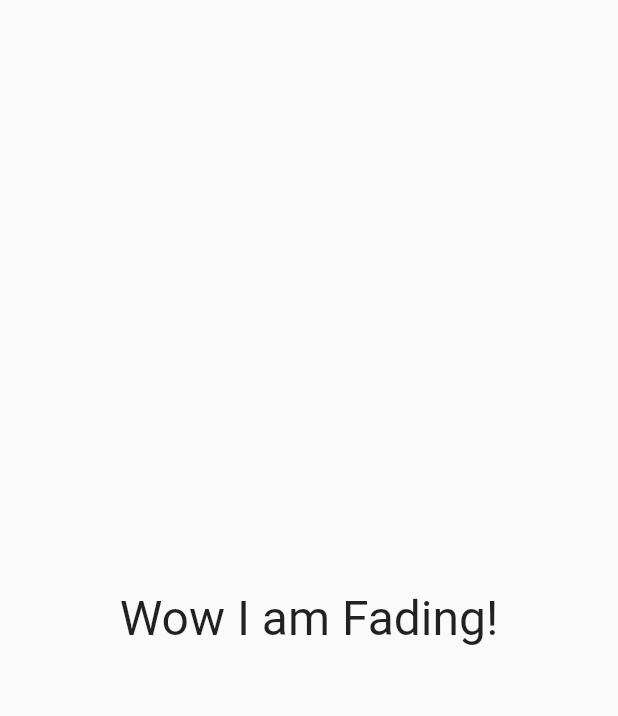
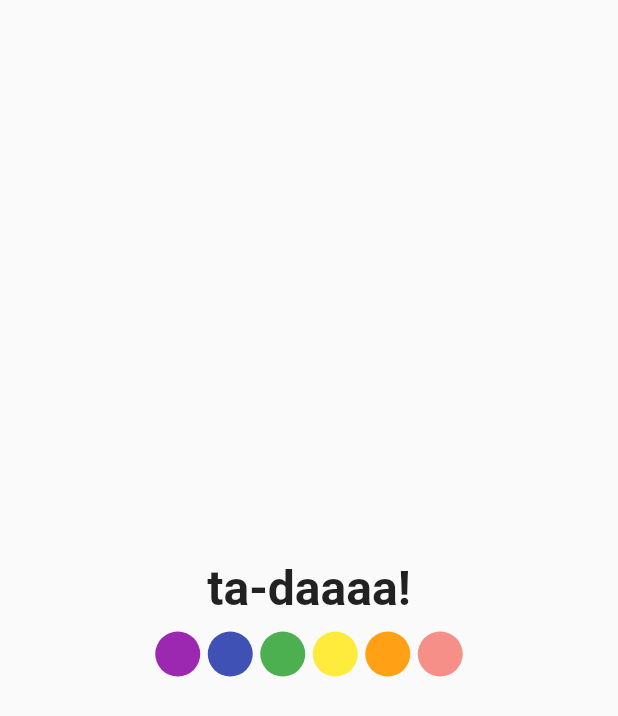
Before and after one commit to samitkapoor/fading_widget_animation, a Flutter app: the screen it shows after launch, on a phone screen of 412 x 824 dp. Shown: the top 716 px of the screen. Run offline on Flutter 3.47's test engine with Material 2 defaults, Android fonts, the phone set to English and light mode, and no system bars.

```diff
--- a/example/lib/main.dart
+++ b/example/lib/main.dart
@@ -23,15 +23,79 @@ class PackageUse extends StatelessWidget {
   Widget build(BuildContext context) {
     return Scaffold(
       body: Center(
-        child: FadingWidgetAnimatior(
-          child: const Text(
-            'Wow I am Fading!',
-            style: TextStyle(
-              fontSize: 32,
+        child: Column(
+          crossAxisAlignment: CrossAxisAlignment.center,
+          mainAxisAlignment: MainAxisAlignment.center,
+          children: [
+            FadingWidgetAnimator(
+              duration: const Duration(seconds: 4),
+              child: const Text(
+                'ta-daaaa!',
+                style: TextStyle(
+                  fontSize: 32,
+                  fontWeight: FontWeight.bold,
+                ),
+              ),
             ),
-          ),
+            const SizedBox(height: 10),
+            Row(
+              mainAxisAlignment: MainAxisAlignment.center,
+              children: [
+                buildDots(
+                  duration: const Duration(seconds: 3),
+                  startAfter: const Duration(seconds: 1),
+                  color: Colors.purple,
+                ),
+                const SizedBox(width: 5),
+                buildDots(
+                  duration: const Duration(seconds: 3),
+                  startAfter: const Duration(seconds: 2),
+                  color: Colors.indigo,
+                ),
+                const SizedBox(width: 5),
+                buildDots(
+                  duration: const Duration(seconds: 3),
+                  startAfter: const Duration(seconds: 3),
+                  color: Colors.green,
+                ),
+                const SizedBox(width: 5),
+                buildDots(
+                  duration: const Duration(seconds: 3),
+                  startAfter: const Duration(seconds: 4),
+                  color: Colors.yellow,
+                ),
+                const SizedBox(width: 5),
+                buildDots(
+                  duration: const Duration(seconds: 3),
+                  startAfter: const Duration(seconds: 5),
+                  color: Colors.orange,
+                ),
+                const SizedBox(width: 5),
+                buildDots(
+                  duration: const Duration(seconds: 3),
+                  startAfter: const Duration(seconds: 6),
+                  color: Colors.red,
+                ),
+              ],
+            ),
+          ],
         ),
       ),
     );
   }
+
+  FadingWidgetAnimator buildDots({
+    required Duration duration,
+    required Duration startAfter,
+    required Color color,
+  }) {
+    return FadingWidgetAnimator(
+      duration: duration,
+      startAfter: startAfter,
+      child: CircleAvatar(
+        radius: 15,
+        backgroundColor: color,
+      ),
+    );
+  }
 }
--- a/lib/core/fading_widget.dart
+++ b/lib/core/fading_widget.dart
@@ -1,10 +1,11 @@
 import 'package:flutter/material.dart';
 
 // ignore: must_be_immutable
-class FadingWidgetAnimatior extends StatefulWidget {
-  FadingWidgetAnimatior({
+class FadingWidgetAnimator extends StatefulWidget {
+  FadingWidgetAnimator({
     required this.child,
     this.duration = const Duration(seconds: 2),
+    this.startAfter = const Duration(seconds: 0),
     this.curve = Curves.linear,
     super.key,
   });
@@ -15,14 +16,17 @@ class FadingWidgetAnimatior extends StatefulWidget {
   //duration of the fade animation
   Duration duration;
 
+  //the animation will trigger after this much duration
+  Duration startAfter;
+
   //curve of the animation
   Curve curve;
 
   @override
-  State<FadingWidgetAnimatior> createState() => _FadingWidgetAnimatiorState();
+  State<FadingWidgetAnimator> createState() => _FadingWidgetAnimatorState();
 }
 
-class _FadingWidgetAnimatiorState extends State<FadingWidgetAnimatior>
+class _FadingWidgetAnimatorState extends State<FadingWidgetAnimator>
     with SingleTickerProviderStateMixin {
   AnimationController? animationController;
   Animation? animation;
@@ -34,7 +38,9 @@ class _FadingWidgetAnimatiorState extends State<FadingWidgetAnimatior>
     animation = Tween<double>(begin: 0, end: 1).animate(
       CurvedAnimation(parent: animationController!, curve: widget.curve),
     );
-    animationController?.forward();
+    Future.delayed(widget.startAfter).then((value) {
+      animationController?.forward();
+    });
     super.initState();
   }
 
```
